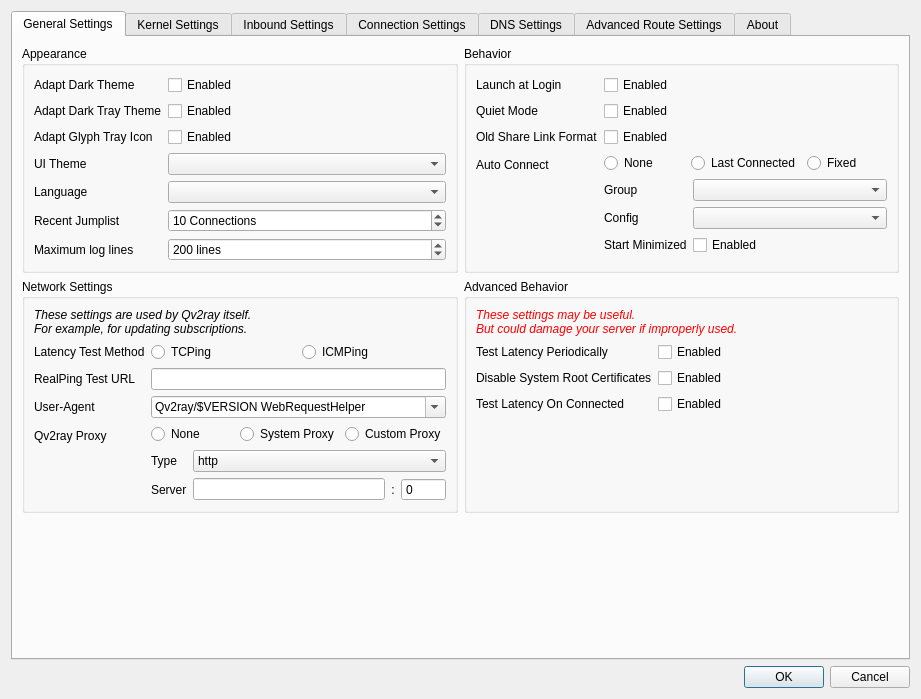
Qt form src/ui/widgets/windows/w_PreferencesWindow.ui (Qv2ray/Qv2ray) before a commit.
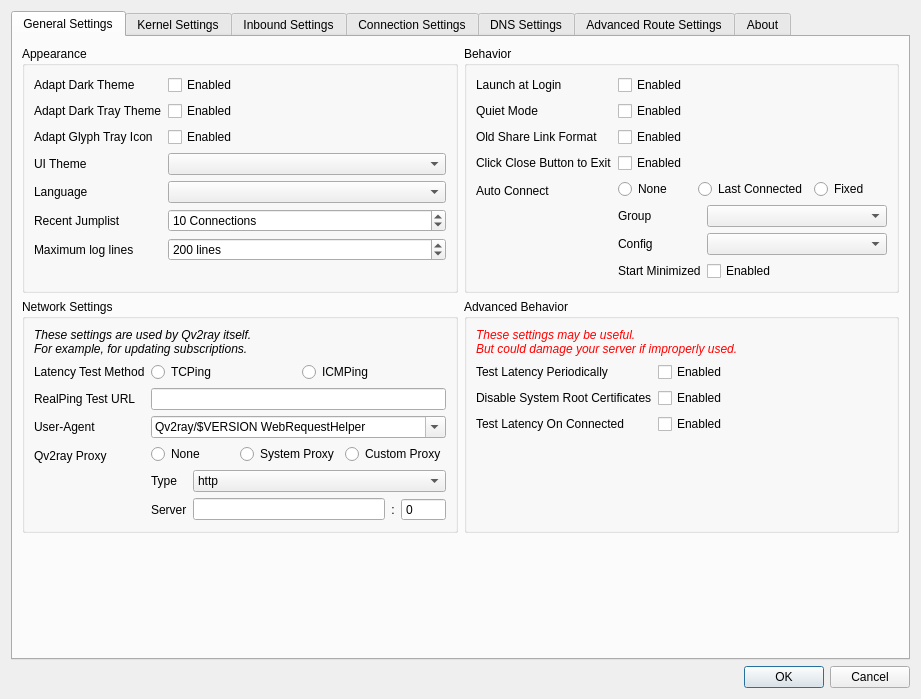
The same form after that commit. Icons and pictures are not drawn.

Commit message:
feat: option to exit the application when closeEvent triggered (#1503)
This benefits users of some desktop environments without tray (e.g.
vanilla GNOME).

Patch:
```diff
--- a/src/ui/widgets/windows/w_PreferencesWindow.ui
+++ b/src/ui/widgets/windows/w_PreferencesWindow.ui
@@ -261,6 +261,24 @@
              </widget>
             </item>
             <item row="3" column="0">
+             <widget class="QLabel" name="label_94">
+              <property name="text">
+               <string>Click Close Button to Exit</string>
+              </property>
+             </widget>
+            </item>
+            <item row="3" column="1">
+             <widget class="QCheckBox" name="exitByCloseEventCB">
+              <property name="text">
+               <string>Enabled</string>
+              </property>
+              <property name="toolTip">
+               <string>Exit instead of minimizing to tray when the close button clicked.
+This option may be useful for some desktop environments without tray support.</string>
+              </property>
+             </widget>
+            </item>
+            <item row="4" column="0">
              <widget class="QLabel" name="label_19">
               <property name="text">
                <string>Auto Connect</string>
@@ -270,7 +288,7 @@
               </property>
              </widget>
             </item>
-            <item row="3" column="1">
+            <item row="4" column="1">
              <layout class="QFormLayout" name="formLayout_16">
               <item row="2" column="1">
                <widget class="QComboBox" name="autoStartConnCombo"/>
```
The commit also changes 6 other files.
